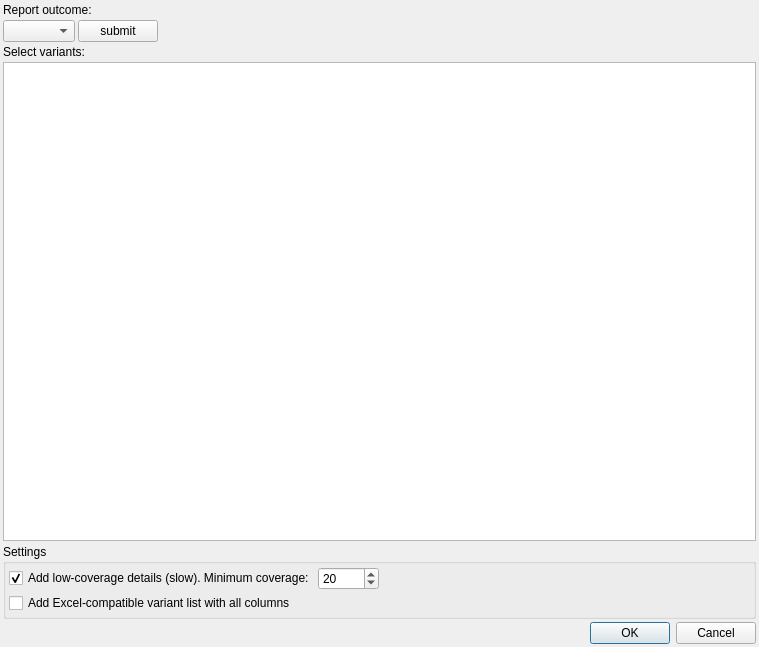
This is src/GSvar/ReportDialog.ui in imgag/ngs-bits as Qt 5 draws it before an edit. The edited form follows.
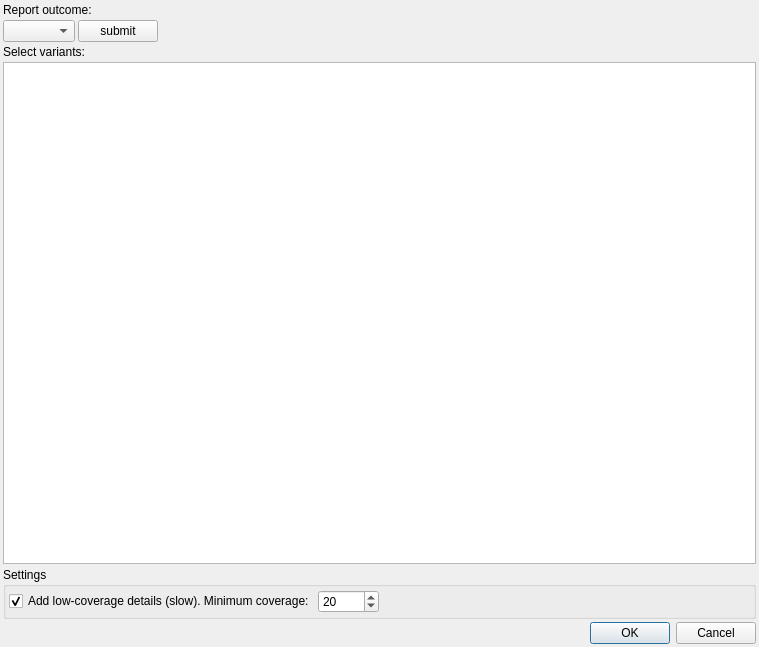
This is the edited form.

Commit message: GSvar: removed Excel-compatible details table from report

What changed in the file:
```diff
--- a/src/GSvar/ReportDialog.ui
+++ b/src/GSvar/ReportDialog.ui
@@ -147,13 +147,6 @@
         </item>
        </layout>
       </item>
-      <item>
-       <widget class="QCheckBox" name="details_var">
-        <property name="text">
-         <string>Add Excel-compatible variant list with all columns</string>
-        </property>
-       </widget>
-      </item>
      </layout>
     </widget>
    </item>
```
The commit also changes 6 other files.
